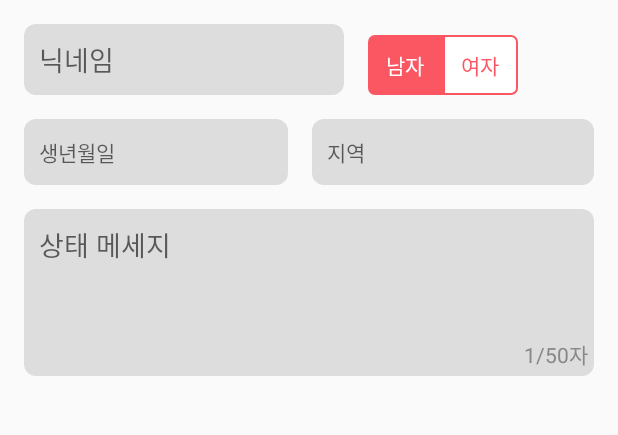
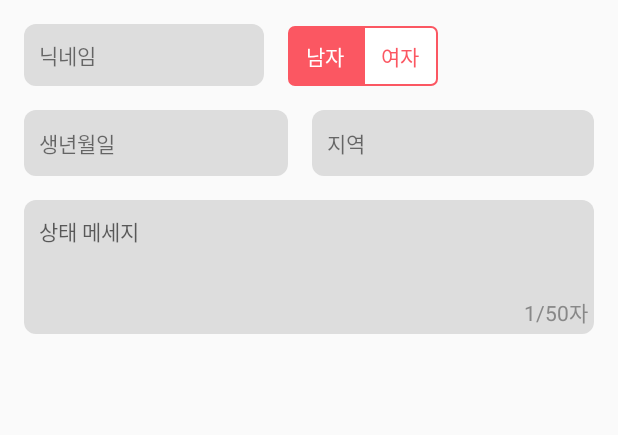
Before and after one commit to vaneseA/IWannaMeetSomeone, an Android app: the layout activity_my_page.xml on its own in the app's theme, with its tools: preview values and no code run, on a phone screen of 412 x 824 dp, the part 303-738 px from its top. Run offline under Robolectric (Android 15) with nearby library versions, the phone set to English and light mode, and no system bars.

```diff
--- a/app/src/main/AndroidManifest.xml
+++ b/app/src/main/AndroidManifest.xml
@@ -16,7 +16,7 @@
         android:theme="@style/Theme.IWannaMeetSomeone"
         tools:targetApi="31">
         <activity
-            android:name=".MyPageActivity"
+            android:name=".settings.MyPageActivity"
             android:exported="false" />
         <activity
             android:name=".auth.SignupActivity"
--- a/app/src/main/java/com/example/iwannameetsomeone/MainActivity.kt
+++ b/app/src/main/java/com/example/iwannameetsomeone/MainActivity.kt
@@ -8,6 +8,7 @@ import android.view.View
 import android.widget.Button
 import com.example.iwannameetsomeone.auth.LoginActivity
 import com.example.iwannameetsomeone.auth.UserDataModel
+import com.example.iwannameetsomeone.settings.MyPageActivity
 import com.example.iwannameetsomeone.slider.CardStackAdapter
 import com.example.iwannameetsomeone.utils.FirebaseRef
 import com.google.firebase.auth.ktx.auth
@@ -40,6 +41,11 @@ class MainActivity : AppCompatActivity() {
             auth.signOut()
 
             startActivity(Intent(this, LoginActivity::class.java))
+        }
+
+        myInfo.setOnClickListener {
+
+            startActivity(Intent(this, MyPageActivity::class.java))
         }
 
 
--- a/app/src/main/res/layout/activity_my_page.xml
+++ b/app/src/main/res/layout/activity_my_page.xml
@@ -53,16 +53,16 @@
         android:layout_alignBottom="@id/myProfileImg"
         android:src="@drawable/camera" />
 
-    <EditText
-        android:id="@+id/myNicknameEdt"
+    <TextView
+        android:id="@+id/myNickname"
         android:layout_width="wrap_content"
         android:layout_height="wrap_content"
         android:layout_below="@id/myProfileImg"
         android:layout_marginLeft="16dp"
         android:layout_marginTop="16dp"
+        android:text="닉네임"
         android:background="@drawable/bg_edit_text_create_activity"
         android:ems="10"
-        android:hint="닉네임"
         android:padding="10dp"
         android:privateImeOptions="defaultInputmode=korean" />
 
@@ -70,10 +70,10 @@
         android:id="@+id/radio_group_profile_set"
         android:layout_width="wrap_content"
         android:layout_height="wrap_content"
-        android:layout_alignBottom="@id/myNicknameEdt"
+        android:layout_alignBottom="@id/myNickname"
         android:layout_marginLeft="16dp"
         android:layout_marginRight="16dp"
-        android:layout_toRightOf="@id/myNicknameEdt"
+        android:layout_toRightOf="@id/myNickname"
         android:gravity="center"
         android:orientation="horizontal">
 
@@ -110,21 +110,21 @@
         android:id="@+id/myBirth"
         android:layout_width="wrap_content"
         android:layout_height="44dp"
-        android:layout_below="@id/myNicknameEdt"
+        android:layout_below="@id/myNickname"
         android:layout_marginLeft="16dp"
         android:layout_marginTop="16dp"
         android:background="@drawable/bg_edit_text_create_activity"
         android:clickable="true"
         android:ems="11"
         android:gravity="center_vertical"
-        android:hint="생년월일"
+        android:text="생년월일"
         android:padding="10dp" />
 
     <TextView
         android:id="@+id/myLocation"
         android:layout_width="match_parent"
         android:layout_height="44dp"
-        android:layout_below="@id/myNicknameEdt"
+        android:layout_below="@id/myNickname"
         android:layout_marginLeft="16dp"
         android:layout_marginTop="16dp"
         android:layout_marginRight="16dp"
@@ -133,10 +133,10 @@
         android:clickable="true"
         android:ems="11"
         android:gravity="center_vertical"
-        android:hint="지역"
+        android:text="지역"
         android:padding="10dp" />
 
-    <EditText
+    <TextView
         android:id="@+id/myMessage"
         android:layout_width="match_parent"
         android:layout_height="wrap_content"
```
Also changed, not shown: app/src/main/java/com/example/iwannameetsomeone/settings/MyPageActivity.kt (+26 -9 lines).
